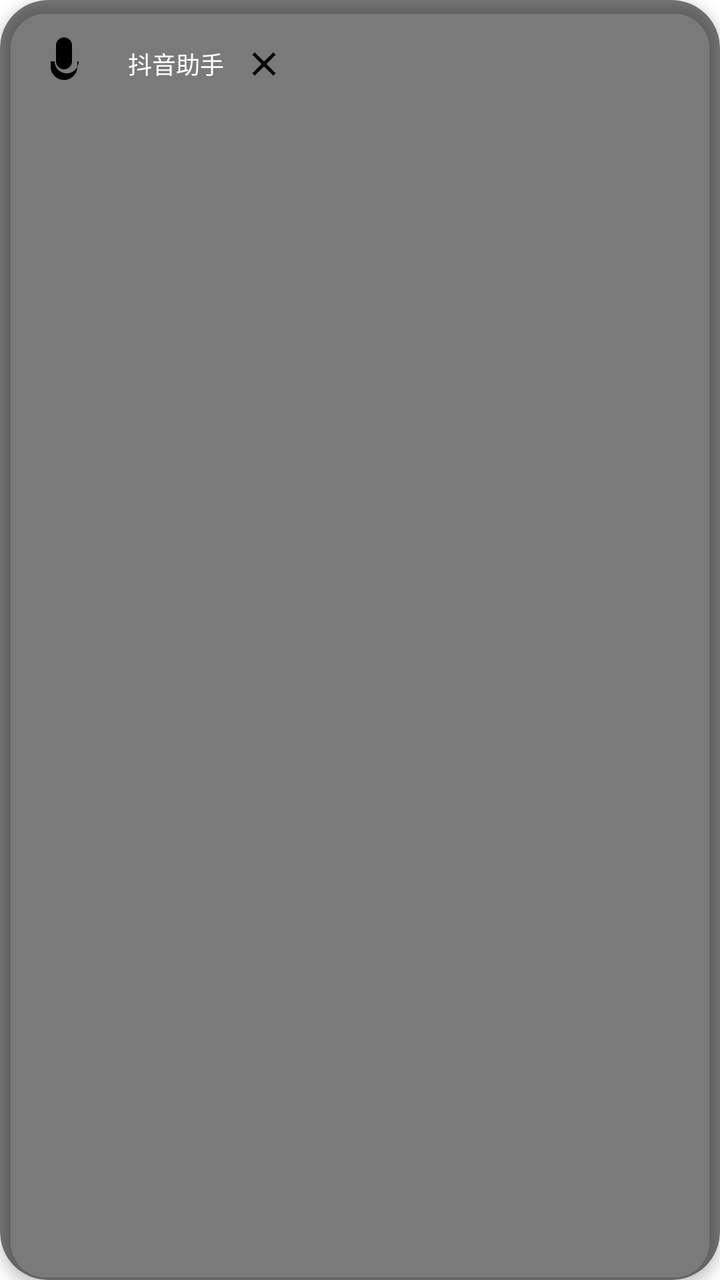
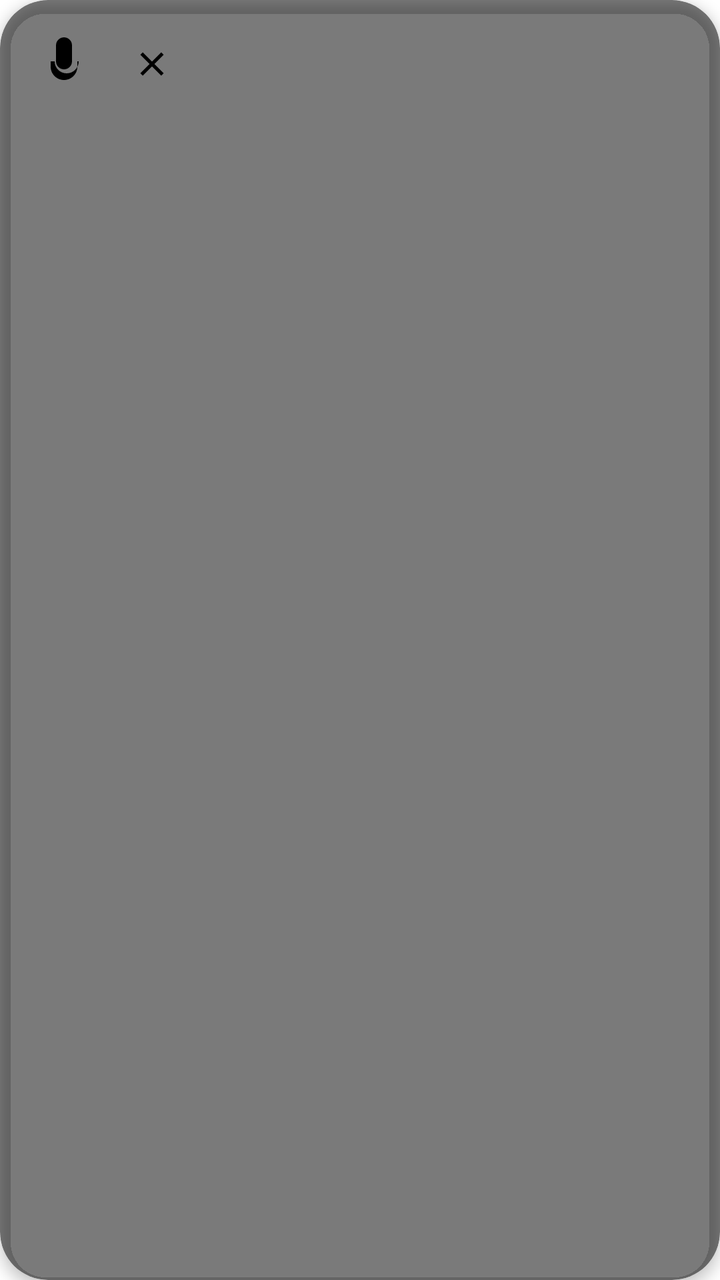

Before-and-after screenshots of an Android layout around one commit, followed by the original layout XML and the change that was made.
<!-- AndroidManifest.xml: application theme Theme.DouyinAssistant -->
<!-- res/layout/layout_float_window.xml -->
<?xml version="1.0" encoding="utf-8"?>
<androidx.cardview.widget.CardView xmlns:android="http://schemas.android.com/apk/res/android"
    xmlns:app="http://schemas.android.com/apk/res-auto"
    android:layout_width="wrap_content"
    android:layout_height="wrap_content"
    android:layout_margin="8dp"
    app:cardCornerRadius="24dp"
    app:cardElevation="4dp"
    app:cardBackgroundColor="#80000000">

    <LinearLayout
        android:layout_width="wrap_content"
        android:layout_height="wrap_content"
        android:orientation="horizontal"
        android:padding="8dp">

        <ImageView
            android:id="@+id/iv_drag"
            android:layout_width="48dp"
            android:layout_height="48dp"
            android:layout_gravity="center_vertical"
            android:src="@drawable/ic_mic"
            android:padding="8dp"
            android:background="?attr/selectableItemBackgroundBorderless"
            android:clickable="true"
            android:focusable="true" />

        <TextView
            android:id="@+id/tv_status"
            android:layout_width="wrap_content"
            android:layout_height="wrap_content"
            android:layout_gravity="center_vertical"
            android:layout_marginStart="8dp"
            android:text="抖音助手"
            android:textColor="@android:color/white"
            android:textSize="12sp" />

        <ImageView
            android:id="@+id/iv_close"
            android:layout_width="24dp"
            android:layout_height="24dp"
            android:layout_gravity="center_vertical"
            android:layout_marginStart="8dp"
            android:src="@drawable/ic_close"
            android:padding="2dp"
            android:background="?attr/selectableItemBackgroundBorderless"
            android:clickable="true"
            android:focusable="true" />

    </LinearLayout>

</androidx.cardview.widget.CardView>
<!-- resources referenced by this layout -->
<resources>
  <!-- drawable ic_close (drawable) -->
  <vector xmlns:android="http://schemas.android.com/apk/res/android"
      android:width="24dp"
      android:height="24dp"
      android:viewportWidth="24"
      android:viewportHeight="24"
      android:tint="?attr/colorOnSurface">
    <path
        android:fillColor="@android:color/white"
        android:pathData="M19,6.41L17.59,5 12,10.59 6.41,5 5,6.41 10.59,12 5,17.59 6.41,19 12,13.41 17.59,19 19,17.59 13.41,12z"/>
  </vector>
  <!-- drawable ic_mic (drawable) -->
  <vector xmlns:android="http://schemas.android.com/apk/res/android"
      android:width="24dp"
      android:height="24dp"
      android:viewportWidth="24"
      android:viewportHeight="24"
      android:tint="?attr/colorOnSurface">
    <path
        android:fillColor="@android:color/white"
        android:pathData="M12,14c1.66,0 3,-1.34 3,-3L15,5c0,-1.66 -1.34,-3 -3,-3S9,3.34 9,5v6c0,1.66 1.34,3 3,3zM17.5,11c0,2.49 -2,4.5 -4.5,4.5S8.5,13.49 8.5,11L7,11v2c0,2.76 2.24,5 5,5s5,-2.24 5,-5v-2h-1.5z"/>
  </vector>
  <style name="Theme.DouyinAssistant" parent="Theme.MaterialComponents.DayNight.DarkActionBar" />
</resources>

<!-- the commit's change to res/layout/layout_float_window.xml (unified diff, before → after) -->
@@ -1,6 +1,7 @@
 <?xml version="1.0" encoding="utf-8"?>
 <androidx.cardview.widget.CardView xmlns:android="http://schemas.android.com/apk/res/android"
     xmlns:app="http://schemas.android.com/apk/res-auto"
+    android:id="@+id/cv_container"
     android:layout_width="wrap_content"
     android:layout_height="wrap_content"
     android:layout_margin="8dp"
@@ -21,19 +22,20 @@
             android:layout_gravity="center_vertical"
             android:src="@drawable/ic_mic"
             android:padding="8dp"
-            android:background="?attr/selectableItemBackgroundBorderless"
+            android:background="@drawable/background_circle_selector"
             android:clickable="true"
             android:focusable="true" />
 
         <TextView
-            android:id="@+id/tv_status"
+            android:id="@+id/tv_asr_result"
             android:layout_width="wrap_content"
             android:layout_height="wrap_content"
             android:layout_gravity="center_vertical"
             android:layout_marginStart="8dp"
             android:text="抖音助手"
             android:textColor="@android:color/white"
-            android:textSize="12sp" />
+            android:textSize="12sp"
+            android:visibility="gone" />
 
         <ImageView
             android:id="@+id/iv_close"
@@ -43,7 +45,7 @@
             android:layout_marginStart="8dp"
             android:src="@drawable/ic_close"
             android:padding="2dp"
-            android:background="?attr/selectableItemBackgroundBorderless"
+            android:background="@drawable/background_circle_selector"
             android:clickable="true"
             android:focusable="true" />
 
<!-- resource entries referenced after the edit -->
@@ -1,5 +1,19 @@
 <!-- resources referenced by this layout -->
 <resources>
+  <!-- drawable background_circle_selector (drawable) -->
+  <?xml version="1.0" encoding="utf-8"?>
+  <selector xmlns:android="http://schemas.android.com/apk/res/android">
+      <item android:state_pressed="true">
+          <shape android:shape="oval">
+              <solid android:color="#40FFFFFF" />
+          </shape>
+      </item>
+      <item>
+          <shape android:shape="oval">
+              <solid android:color="#00FFFFFF" />
+          </shape>
+      </item>
+  </selector>
   <!-- drawable ic_close (drawable) -->
   <vector xmlns:android="http://schemas.android.com/apk/res/android"
       android:width="24dp"
